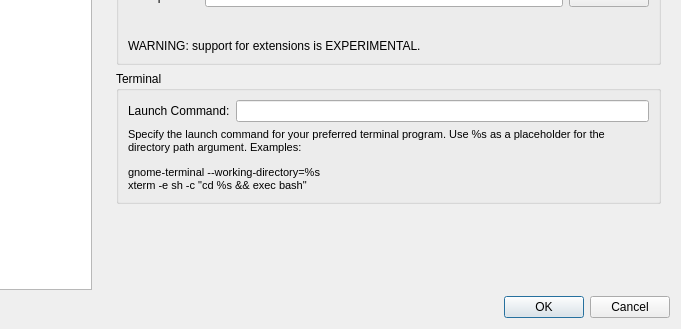
Above: src/ui/frmpreferences.ui from notepadqq/notepadqq before the change; both pictures show x 119 to 800 and y 121 to 450 of the 800 by 450 pixel window. Below: the same form after it.
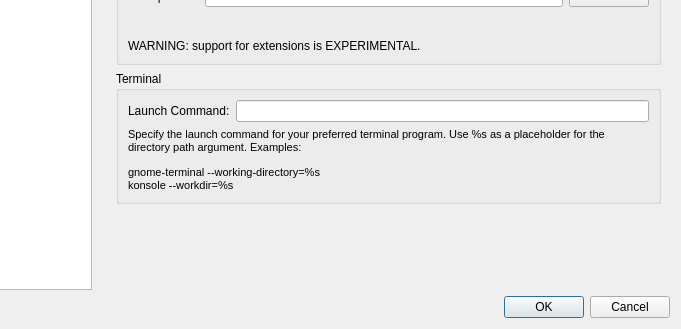
That is the form after the change. The open tabs and pages were chosen to show the change. Icons and pictures are not drawn.

Commit message: Implemented Open Containing Folder in Browser/Terminal. Added an option to specify the terminal launch command in the settings. Changed the settings tab "Extensions" to "External Tools" to reflect its new purpose.

What changed in the file:
```diff
--- a/src/ui/frmpreferences.ui
+++ b/src/ui/frmpreferences.ui
@@ -465,7 +465,7 @@
               <x>0</x>
               <y>0</y>
               <width>551</width>
-              <height>400</height>
+              <height>394</height>
              </rect>
             </property>
             <layout class="QVBoxLayout" name="verticalLayout_3">
@@ -582,7 +582,7 @@
                    <number>1</number>
                   </property>
                   <property name="text">
-                   <string>&lt;html&gt;&lt;head/&gt;&lt;body style=&quot; font-size:8pt;&quot;&gt;&lt;p&gt;Specify the launch command for your preferred terminal program. Use %s as a placeholder for the directory path argument. Examples:&lt;/p&gt;&lt;p&gt;gnome-terminal --working-directory=%s&lt;br/&gt;xterm -e sh -c &amp;quot;cd %s &amp;amp;&amp;amp; exec bash&amp;quot;&lt;/p&gt;&lt;/body&gt;&lt;/html&gt;</string>
+                   <string>&lt;html&gt;&lt;head/&gt;&lt;body&gt;&lt;p&gt;&lt;span style=&quot; font-size:8pt;&quot;&gt;Specify the launch command for your preferred terminal program. Use %s as a placeholder for the directory path argument. Examples:&lt;/span&gt;&lt;/p&gt;&lt;p&gt;&lt;span style=&quot; font-size:8pt;&quot;&gt;gnome-terminal --working-directory=%s&lt;br/&gt;konsole --workdir=%s&lt;/span&gt;&lt;/p&gt;&lt;/body&gt;&lt;/html&gt;</string>
                   </property>
                   <property name="scaledContents">
                    <bool>false</bool>
```
Left out of the diff: 2 changed lines with no effect on the pictures. The commit also changes 3 other files.
